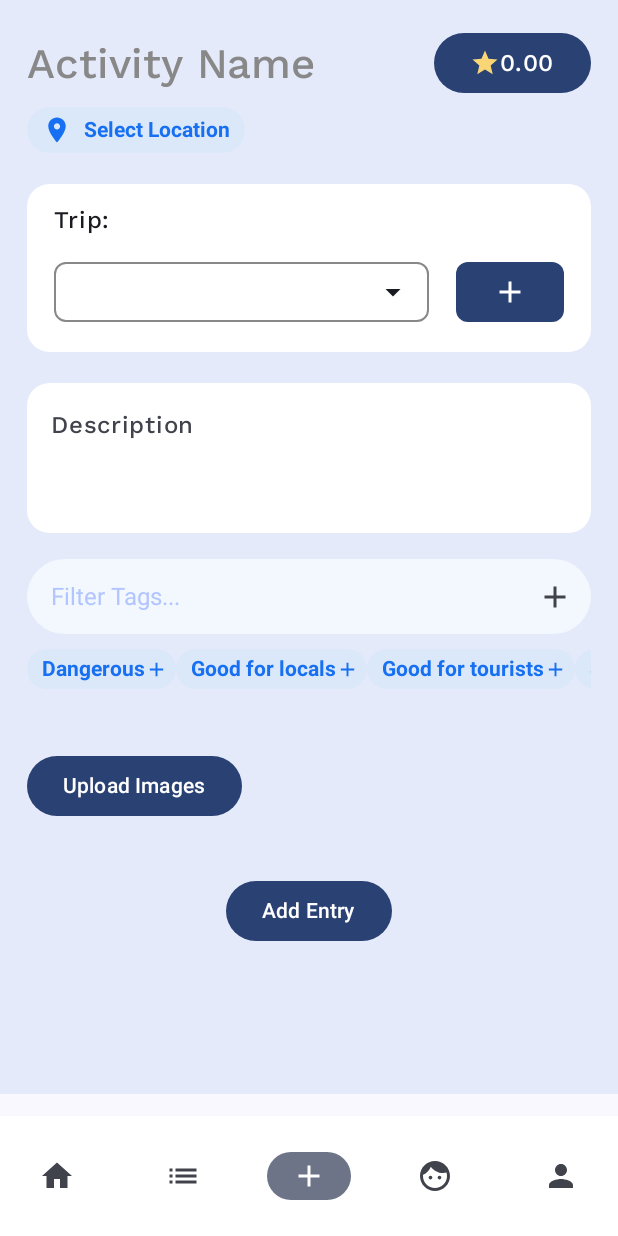
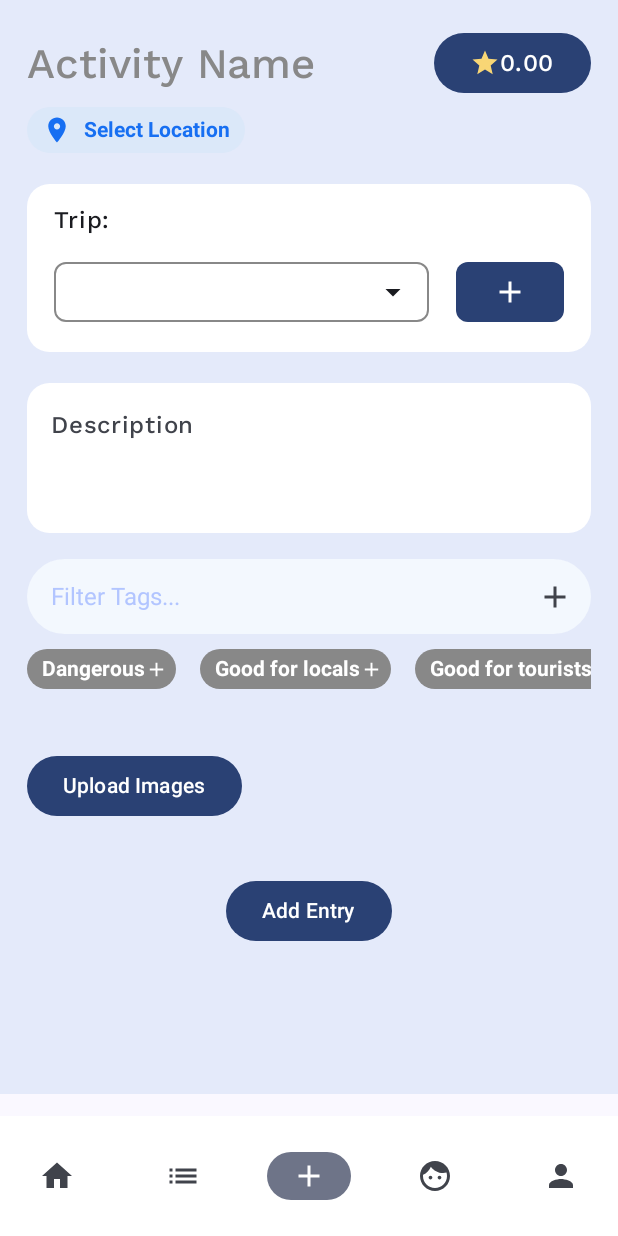
Before and after one commit to adrian-salvador/ece452, an Android app built with Jetpack Compose: the AddEntryScreen screen opened through its navigation route, on a phone screen of 412 x 824 dp. Run offline under Robolectric (Android 15) with nearby library versions, the phone set to English and light mode, and no system bars; our stand-ins replace Firebase (no records; nobody signed in at launch, a user with empty details on screens opened directly), livedata-compose; pictures from the network do not load.

Commit message:
Change styling for recommended tags

```diff
--- a/app/src/main/java/com/group22/cityspots/view/TagEditorFragment.kt
+++ b/app/src/main/java/com/group22/cityspots/view/TagEditorFragment.kt
@@ -97,7 +97,9 @@ fun TagEditorFragment(
             ),
         )
         Spacer(modifier = Modifier.height(10.dp))
-        LazyRow {
+        LazyRow(
+            horizontalArrangement = Arrangement.spacedBy(16.dp)
+        ) {
             itemsIndexed(recommendedTags.sorted()) { _i, tag ->
                 Tag(tag = tag, isRecommendedTag = true, addTag = addTag, removeRecommendedTag = {
                     recommendedTags.remove(tag)
@@ -132,8 +134,9 @@ fun Tag(
 ) {
     Surface(
         shape = RoundedCornerShape(16.dp),
-        color = Color(0xFFDBE8F9),
-        contentColor = Color(0xFF176FF2),
+        // TODO: Reconsider color for the recommended tags
+        color = if (isRecommendedTag) Color.Gray else Color(0xFFDBE8F9),
+        contentColor = if (isRecommendedTag) Color.White else  Color(0xFF176FF2),
         modifier = Modifier.clickable {
             if (isRecommendedTag) {
                 addTag(tag)
```
